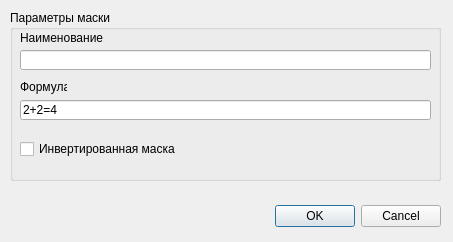
Qt form frontend/addMaskDialog.ui (Lodinn/Gelion) before a commit.
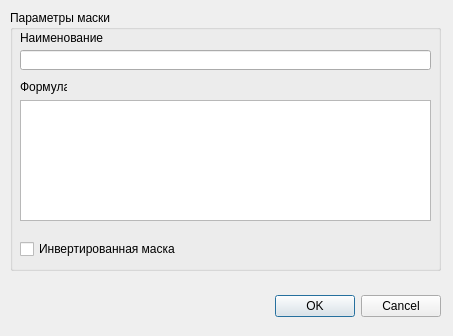
The same form after that commit.

Commit message: imageMask 3 \ incomplete

The edit to the form file:
```diff
--- a/frontend/addMaskDialog.ui
+++ b/frontend/addMaskDialog.ui
@@ -7,7 +7,7 @@
     <x>0</x>
     <y>0</y>
     <width>453</width>
-    <height>242</height>
+    <height>336</height>
    </rect>
   </property>
   <property name="windowTitle">
@@ -17,7 +17,7 @@
    <property name="geometry">
     <rect>
      <x>10</x>
-     <y>200</y>
+     <y>290</y>
      <width>431</width>
      <height>32</height>
     </rect>
@@ -35,7 +35,7 @@
      <x>10</x>
      <y>10</y>
      <width>431</width>
-     <height>171</height>
+     <height>261</height>
     </rect>
    </property>
    <property name="title">
@@ -77,33 +77,11 @@
      <string>Формула</string>
     </property>
    </widget>
-   <widget class="QLineEdit" name="lineEditFormula">
-    <property name="enabled">
-     <bool>true</bool>
-    </property>
-    <property name="geometry">
-     <rect>
-      <x>10</x>
-      <y>90</y>
-      <width>411</width>
-      <height>20</height>
-     </rect>
-    </property>
-    <property name="text">
-     <string>2+2=4</string>
-    </property>
-    <property name="frame">
-     <bool>true</bool>
-    </property>
-    <property name="readOnly">
-     <bool>true</bool>
-    </property>
-   </widget>
    <widget class="QCheckBox" name="checkBoxInverse">
     <property name="geometry">
      <rect>
       <x>10</x>
-      <y>130</y>
+      <y>230</y>
       <width>411</width>
       <height>18</height>
      </rect>
@@ -112,6 +90,19 @@
      <string>Инвертированная маска</string>
     </property>
    </widget>
+   <widget class="QTextEdit" name="textEditFormula">
+    <property name="geometry">
+     <rect>
+      <x>10</x>
+      <y>90</y>
+      <width>411</width>
+      <height>121</height>
+     </rect>
+    </property>
+    <property name="readOnly">
+     <bool>true</bool>
+    </property>
+   </widget>
   </widget>
  </widget>
  <resources/>
```
The commit also changes 15 other files.
